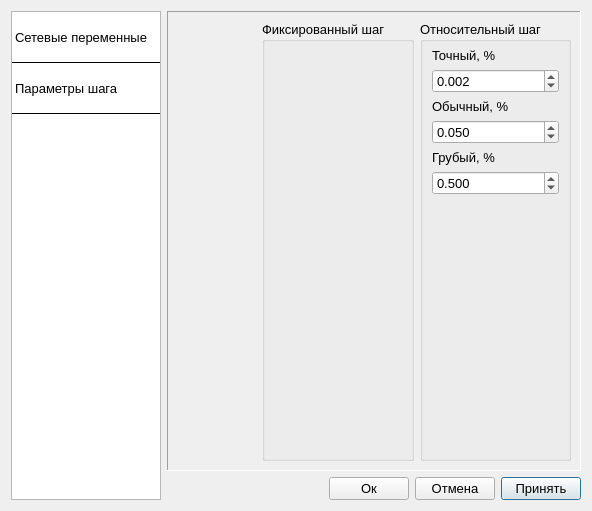
irsural/clb_autocheck, file ui/settings_form.ui: the form before one commit.
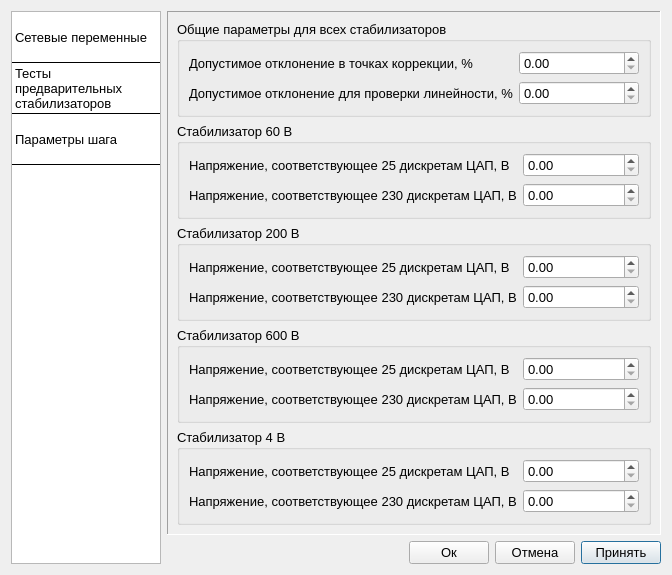
The form after the commit. Icons and pictures are not drawn.

Commit message: Добавил новые параметры предварительных стабилизаторов в настройки

Patch:
```diff
--- a/ui/settings_form.ui
+++ b/ui/settings_form.ui
@@ -6,8 +6,8 @@
    <rect>
     <x>0</x>
     <y>0</y>
-    <width>592</width>
-    <height>511</height>
+    <width>672</width>
+    <height>526</height>
    </rect>
   </property>
   <property name="sizePolicy">
@@ -122,6 +122,11 @@
           </brush>
          </property>
         </item>
+        <item>
+         <property name="text">
+          <string>Тесты предварительных стабилизаторов</string>
+         </property>
+        </item>
         <item>
          <property name="text">
           <string>Параметры шага</string>
@@ -212,6 +217,199 @@
             </item>
            </layout>
           </widget>
+          <widget class="QWidget" name="aux_tests_settings_page">
+           <layout class="QVBoxLayout" name="verticalLayout_6">
+            <item>
+             <widget class="QGroupBox" name="groupBox_5">
+              <property name="title">
+               <string>Общие параметры для всех стабилизаторов</string>
+              </property>
+              <layout class="QFormLayout" name="formLayout_6">
+               <item row="0" column="0">
+                <widget class="QLabel" name="label_4">
+                 <property name="minimumSize">
+                  <size>
+                   <width>0</width>
+                   <height>0</height>
+                  </size>
+                 </property>
+                 <property name="text">
+                  <string>Допустимое отклонение в точках коррекции, %</string>
+                 </property>
+                </widget>
+               </item>
+               <item row="1" column="0">
+                <widget class="QLabel" name="label_7">
+                 <property name="minimumSize">
+                  <size>
+                   <width>0</width>
+                   <height>0</height>
+                  </size>
+                 </property>
+                 <property name="text">
+                  <string>Допустимое отклонение для проверки линейности, %</string>
+                 </property>
+                </widget>
+               </item>
+               <item row="0" column="1">
+                <widget class="QDoubleSpinBox" name="correction_deviation_spinbox"/>
+               </item>
+               <item row="1" column="1">
+                <widget class="QDoubleSpinBox" name="deviation_spinbox"/>
+               </item>
+              </layout>
+             </widget>
+            </item>
+            <item>
+             <widget class="QGroupBox" name="groupBox">
+              <property name="title">
+               <string>Стабилизатор 60 В</string>
+              </property>
+              <layout class="QFormLayout" name="formLayout">
+               <item row="0" column="0">
+                <widget class="QLabel" name="label_5">
+                 <property name="text">
+                  <string>Напряжение, соответствующее 25 дискретам ЦАП, В</string>
+                 </property>
+                </widget>
+               </item>
+               <item row="0" column="1">
+                <widget class="QDoubleSpinBox" name="voltage_25_discretes_60v_spinbox">
+                 <property name="maximum">
+                  <double>700.000000000000000</double>
+                 </property>
+                </widget>
+               </item>
+               <item row="1" column="0">
+                <widget class="QLabel" name="label_6">
+                 <property name="text">
+                  <string>Напряжение, соответствующее 230 дискретам ЦАП, В</string>
+                 </property>
+                </widget>
+               </item>
+               <item row="1" column="1">
+                <widget class="QDoubleSpinBox" name="voltage_230_discretes_60v_spinbox">
+                 <property name="maximum">
+                  <double>700.000000000000000</double>
+                 </property>
+                </widget>
+               </item>
+              </layout>
+             </widget>
+            </item>
+            <item>
+             <widget class="QGroupBox" name="groupBox_2">
+              <property name="title">
+               <string>Стабилизатор 200 В</string>
+              </property>
+              <layout class="QFormLayout" name="formLayout_2">
+               <item row="0" column="0">
+                <widget class="QLabel" name="label_9">
+                 <property name="text">
+                  <string>Напряжение, соответствующее 25 дискретам ЦАП, В</string>
+                 </property>
+                </widget>
+               </item>
+               <item row="0" column="1">
+                <widget class="QDoubleSpinBox" name="voltage_25_discretes_200v_spinbox">
+                 <property name="maximum">
+                  <double>700.000000000000000</double>
+                 </property>
+                </widget>
+               </item>
+               <item row="1" column="0">
+                <widget class="QLabel" name="label_10">
+                 <property name="text">
+                  <string>Напряжение, соответствующее 230 дискретам ЦАП, В</string>
+                 </property>
+                </widget>
+               </item>
+               <item row="1" column="1">
+                <widget class="QDoubleSpinBox" name="voltage_230_discretes_200v_spinbox">
+                 <property name="maximum">
+                  <double>700.000000000000000</double>
+                 </property>
+                </widget>
+               </item>
+              </layout>
+             </widget>
+            </item>
+            <item>
+             <widget class="QGroupBox" name="groupBox_3">
+              <property name="title">
+               <string>Стабилизатор 600 В</string>
+              </property>
+              <layout class="QFormLayout" name="formLayout_3">
+               <item row="0" column="0">
+                <widget class="QLabel" name="label_13">
+                 <property name="text">
+                  <string>Напряжение, соответствующее 25 дискретам ЦАП, В</string>
+                 </property>
+                </widget>
+               </item>
+               <item row="0" column="1">
+                <widget class="QDoubleSpinBox" name="voltage_25_discretes_600v_spinbox">
+                 <property name="maximum">
+                  <double>700.000000000000000</double>
+                 </property>
+                </widget>
+               </item>
+               <item row="1" column="0">
+                <widget class="QLabel" name="label_14">
+                 <property name="text">
+                  <string>Напряжение, соответствующее 230 дискретам ЦАП, В</string>
+                 </property>
+                </widget>
+               </item>
+               <item row="1" column="1">
+                <widget class="QDoubleSpinBox" name="voltage_230_discretes_600v_spinbox">
+                 <property name="maximum">
+                  <double>700.000000000000000</double>
+                 </property>
+                </widget>
+               </item>
+              </layout>
+             </widget>
+            </item>
+            <item>
+             <widget class="QGroupBox" name="groupBox_4">
+              <property name="title">
+               <string>Стабилизатор 4 В</string>
+              </property>
+              <layout class="QFormLayout" name="formLayout_4">
+               <item row="0" column="0">
+                <widget class="QLabel" name="label_17">
+                 <property name="text">
+                  <string>Напряжение, соответствующее 25 дискретам ЦАП, В</string>
+                 </property>
+                </widget>
+               </item>
+               <item row="0" column="1">
+                <widget class="QDoubleSpinBox" name="voltage_25_discretes_4v_spinbox">
+                 <property name="maximum">
+                  <double>700.000000000000000</double>
+                 </property>
+                </widget>
+               </item>
+               <item row="1" column="0">
+                <widget class="QLabel" name="label_18">
+                 <property name="text">
+                  <string>Напряжение, соответствующее 230 дискретам ЦАП, В</string>
+                 </property>
+                </widget>
+               </item>
+               <item row="1" column="1">
+                <widget class="QDoubleSpinBox" name="voltage_230_discretes_4v_spinbox">
+                 <property name="maximum">
+                  <double>700.000000000000000</double>
+                 </property>
+                </widget>
+               </item>
+              </layout>
+             </widget>
+            </item>
+           </layout>
+          </widget>
           <widget class="QWidget" name="step_parameters_page">
            <layout class="QHBoxLayout" name="horizontalLayout_3">
             <item>
```
The commit also changes 5 other files.
